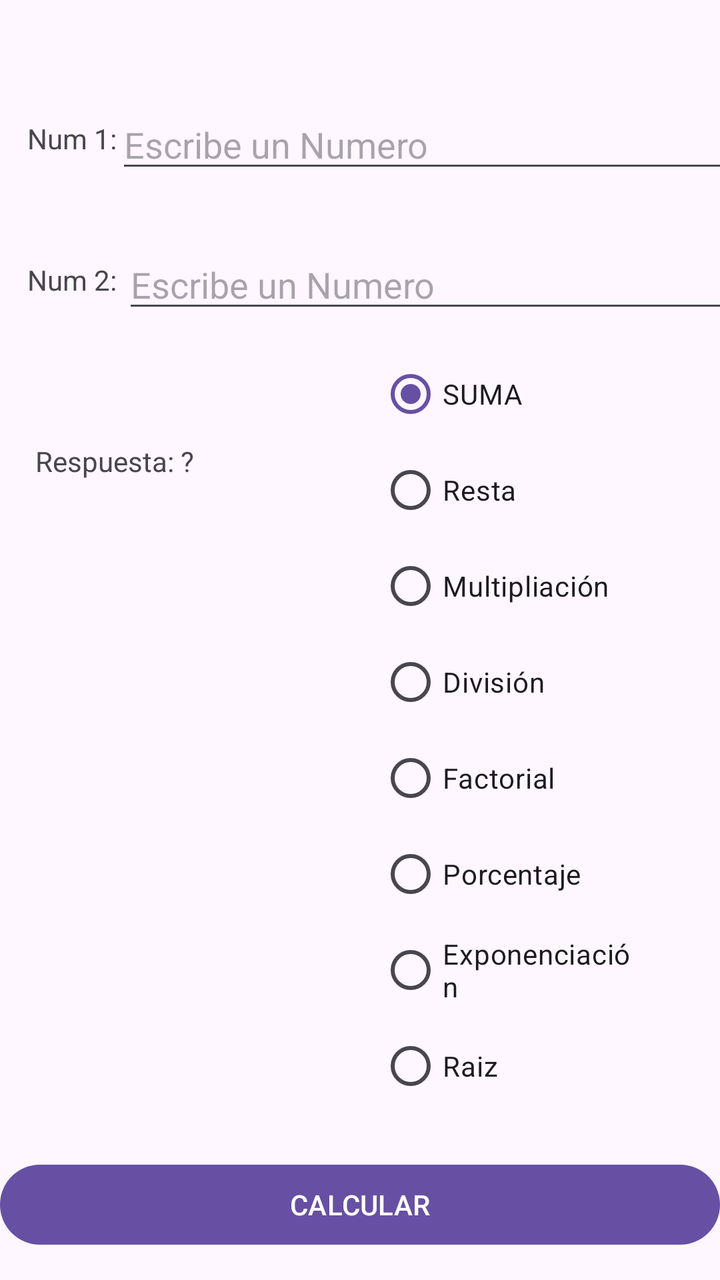
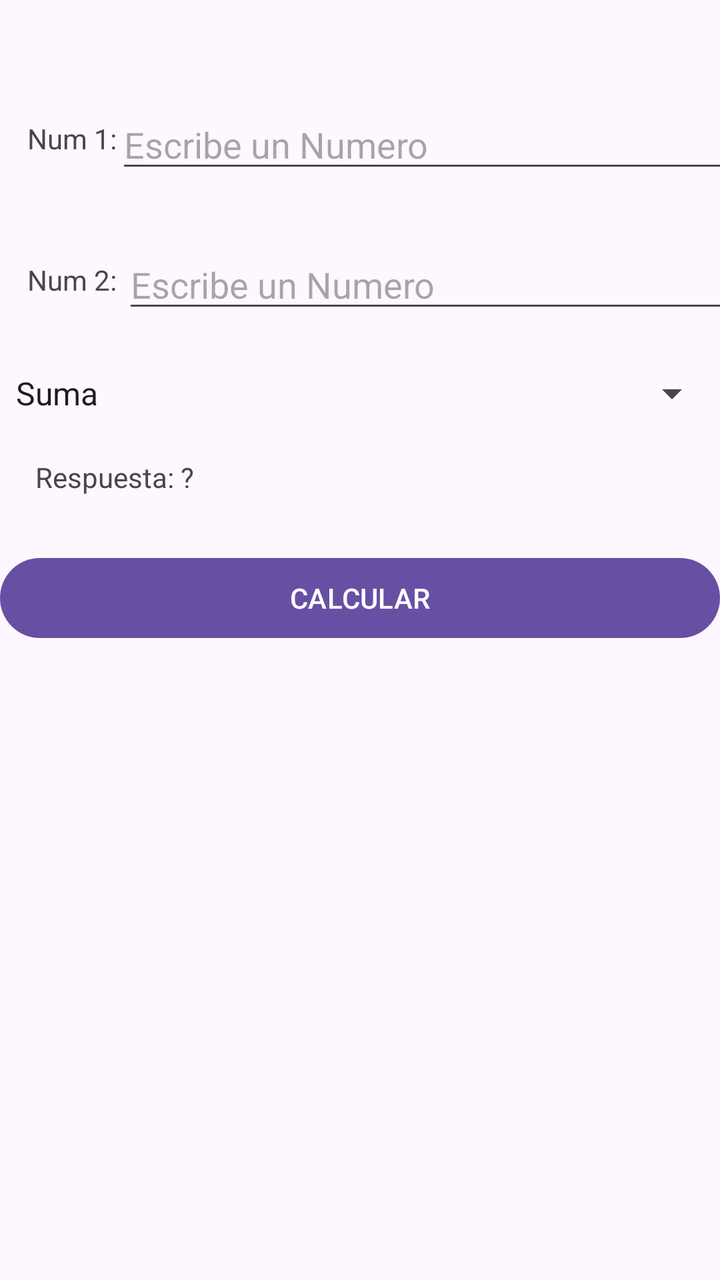

Compare the two renders of this Android layout. The source of the first and the diff that turns it into the second are given below.
<!-- AndroidManifest.xml: application theme Theme.MiPrimeraApp -->
<!-- res/layout/activity_main.xml -->
<?xml version="1.0" encoding="utf-8"?>
<androidx.constraintlayout.widget.ConstraintLayout xmlns:android="http://schemas.android.com/apk/res/android"
    xmlns:app="http://schemas.android.com/apk/res-auto"
    xmlns:tools="http://schemas.android.com/tools"
    android:id="@+id/main"
    android:layout_width="match_parent"
    android:layout_height="match_parent"
    tools:context=".MainActivity">

    <TextView
        android:id="@+id/lblNum1"
        android:layout_width="wrap_content"
        android:layout_height="wrap_content"
        android:text="Num 1:"
        app:layout_constraintBottom_toBottomOf="parent"
        app:layout_constraintEnd_toEndOf="parent"
        app:layout_constraintHorizontal_bias="0.043"
        app:layout_constraintStart_toStartOf="parent"
        app:layout_constraintTop_toTopOf="parent"
        app:layout_constraintVertical_bias="0.096" />

    <EditText

        android:id="@+id/txtNum1"
        android:layout_width="307dp"
        android:layout_height="41dp"
        android:layout_marginLeft="85dp"
        android:hint="Escribe un Numero"
        app:layout_constraintBottom_toBottomOf="parent"
        app:layout_constraintEnd_toEndOf="parent"
        app:layout_constraintHorizontal_bias="0.846"
        app:layout_constraintStart_toStartOf="parent"
        app:layout_constraintTop_toTopOf="parent"
        app:layout_constraintVertical_bias="0.084" />

    <TextView
        android:id="@+id/lblNum2"
        android:layout_width="wrap_content"
        android:layout_height="wrap_content"
        android:text="Num 2:"
        app:layout_constraintBottom_toBottomOf="parent"
        app:layout_constraintEnd_toEndOf="parent"
        app:layout_constraintHorizontal_bias="0.043"
        app:layout_constraintStart_toStartOf="parent"
        app:layout_constraintTop_toTopOf="parent"
        app:layout_constraintVertical_bias="0.21" />

    <EditText

        android:id="@+id/txtNum2"
        android:layout_width="307dp"
        android:layout_height="41dp"
        android:layout_marginLeft="85dp"
        android:hint="Escribe un Numero"
        app:layout_constraintBottom_toBottomOf="parent"
        app:layout_constraintEnd_toEndOf="parent"
        app:layout_constraintHorizontal_bias="0.74"
        app:layout_constraintStart_toStartOf="parent"
        app:layout_constraintTop_toTopOf="parent"
        app:layout_constraintVertical_bias="0.201" />


    <TextView
        android:id="@+id/lblRespuesta"
        android:layout_width="wrap_content"
        android:layout_height="wrap_content"
        android:text="Respuesta: ?"
        app:layout_constraintBottom_toBottomOf="parent"
        app:layout_constraintEnd_toEndOf="parent"
        app:layout_constraintHorizontal_bias="0.063"
        app:layout_constraintStart_toStartOf="parent"
        app:layout_constraintTop_toBottomOf="@+id/lblNum2"
        app:layout_constraintVertical_bias="0.152" />

    <RadioGroup
        android:id="@+id/optOpciones"
        android:layout_width="132dp"
        android:layout_height="391dp"
        app:layout_constraintBottom_toBottomOf="@+id/btnCalcular"
        app:layout_constraintEnd_toEndOf="parent"
        app:layout_constraintHorizontal_bias="0.831"
        app:layout_constraintStart_toStartOf="parent"
        app:layout_constraintTop_toTopOf="@+id/txtNum2"
        app:layout_constraintVertical_bias="0.459">

        <RadioButton
            android:id="@+id/optSuma"
            android:layout_width="wrap_content"
            android:layout_height="wrap_content"
            android:checked="true"
            android:text="SUMA" />

        <RadioButton
            android:id="@+id/optResta"
            android:layout_width="wrap_content"
            android:layout_height="wrap_content"
            android:text="Resta" />

        <RadioButton
            android:id="@+id/optMultiplicación"
            android:layout_width="wrap_content"
            android:layout_height="wrap_content"
            android:text="Multipliación" />

        <RadioButton
            android:id="@+id/optDividir"
            android:layout_width="wrap_content"
            android:layout_height="wrap_content"
            android:text="División" />

        <RadioButton
            android:id="@+id/optFactorial"
            android:layout_width="wrap_content"
            android:layout_height="wrap_content"
            android:text="Factorial" />


        <RadioButton
            android:id="@+id/optPorcentaje"
            android:layout_width="wrap_content"
            android:layout_height="wrap_content"
            android:text="Porcentaje" />

        <RadioButton
            android:id="@+id/optExponenciacion"
            android:layout_width="wrap_content"
            android:layout_height="wrap_content"
            android:text="Exponenciación" />

        <RadioButton
            android:id="@+id/optRaiz"
            android:layout_width="wrap_content"
            android:layout_height="wrap_content"
            android:text="Raiz" />

    </RadioGroup>

    <Button
        android:id="@+id/btnCalcular"
        android:layout_width="match_parent"
        android:layout_height="wrap_content"
        android:text="CALCULAR"
        app:layout_constraintBottom_toBottomOf="parent"
        app:layout_constraintTop_toBottomOf="@+id/txtNum2"
        app:layout_constraintVertical_bias="0.968"
        tools:layout_editor_absoluteX="0dp" />

</androidx.constraintlayout.widget.ConstraintLayout>
<!-- resources referenced by this layout -->
<resources>
  <style name="Theme.MiPrimeraApp" parent="Base.Theme.MiPrimeraApp" />
  <style name="Base.Theme.MiPrimeraApp" parent="Theme.Material3.DayNight.NoActionBar">
          
          
      </style>
</resources>

<!-- the commit's change to res/layout/activity_main.xml (unified diff, before → after) -->
@@ -70,70 +70,18 @@
         app:layout_constraintHorizontal_bias="0.063"
         app:layout_constraintStart_toStartOf="parent"
         app:layout_constraintTop_toBottomOf="@+id/lblNum2"
-        app:layout_constraintVertical_bias="0.152" />
+        app:layout_constraintVertical_bias="0.169" />
 
-    <RadioGroup
-        android:id="@+id/optOpciones"
-        android:layout_width="132dp"
-        android:layout_height="391dp"
-        app:layout_constraintBottom_toBottomOf="@+id/btnCalcular"
-        app:layout_constraintEnd_toEndOf="parent"
-        app:layout_constraintHorizontal_bias="0.831"
-        app:layout_constraintStart_toStartOf="parent"
-        app:layout_constraintTop_toTopOf="@+id/txtNum2"
-        app:layout_constraintVertical_bias="0.459">
+    <Spinner
+        android:id="@+id/cboOpciones"
+        android:entries="@array/opciones"
+        android:layout_width="match_parent"
+        android:layout_height="wrap_content"
+        app:layout_constraintBottom_toTopOf="@+id/btnCalcular"
+        app:layout_constraintTop_toBottomOf="@+id/txtNum2"
+        app:layout_constraintVertical_bias="0.26"
+        tools:layout_editor_absoluteX="16dp" />
 
-        <RadioButton
-            android:id="@+id/optSuma"
-            android:layout_width="wrap_content"
-            android:layout_height="wrap_content"
-            android:checked="true"
-            android:text="SUMA" />
-
-        <RadioButton
-            android:id="@+id/optResta"
-            android:layout_width="wrap_content"
-            android:layout_height="wrap_content"
-            android:text="Resta" />
-
-        <RadioButton
-            android:id="@+id/optMultiplicación"
-            android:layout_width="wrap_content"
-            android:layout_height="wrap_content"
-            android:text="Multipliación" />
-
-        <RadioButton
-            android:id="@+id/optDividir"
-            android:layout_width="wrap_content"
-            android:layout_height="wrap_content"
-            android:text="División" />
-
-        <RadioButton
-            android:id="@+id/optFactorial"
-            android:layout_width="wrap_content"
-            android:layout_height="wrap_content"
-            android:text="Factorial" />
-
-
-        <RadioButton
-            android:id="@+id/optPorcentaje"
-            android:layout_width="wrap_content"
-            android:layout_height="wrap_content"
-            android:text="Porcentaje" />
-
-        <RadioButton
-            android:id="@+id/optExponenciacion"
-            android:layout_width="wrap_content"
-            android:layout_height="wrap_content"
-            android:text="Exponenciación" />
-
-        <RadioButton
-            android:id="@+id/optRaiz"
-            android:layout_width="wrap_content"
-            android:layout_height="wrap_content"
-            android:text="Raiz" />
-
-    </RadioGroup>
 
     <Button
         android:id="@+id/btnCalcular"
@@ -142,7 +90,7 @@
         android:text="CALCULAR"
         app:layout_constraintBottom_toBottomOf="parent"
         app:layout_constraintTop_toBottomOf="@+id/txtNum2"
-        app:layout_constraintVertical_bias="0.968"
+        app:layout_constraintVertical_bias="0.264"
         tools:layout_editor_absoluteX="0dp" />
 
 </androidx.constraintlayout.widget.ConstraintLayout>
<!-- resource entries referenced after the edit -->
@@ -1,5 +1,15 @@
 <!-- resources referenced by this layout -->
 <resources>
+  <string-array name="opciones">
+          <item>Suma</item>
+          <item>Resta</item>
+          <item>Multiplicacion</item>
+          <item>Division</item>
+          <item>Factorial</item>
+          <item>Porcentaje</item>
+          <item>Exponenciación</item>
+          <item>Raiz</item>
+      </string-array>
   <style name="Theme.MiPrimeraApp" parent="Base.Theme.MiPrimeraApp" />
   <style name="Base.Theme.MiPrimeraApp" parent="Theme.Material3.DayNight.NoActionBar">
           
